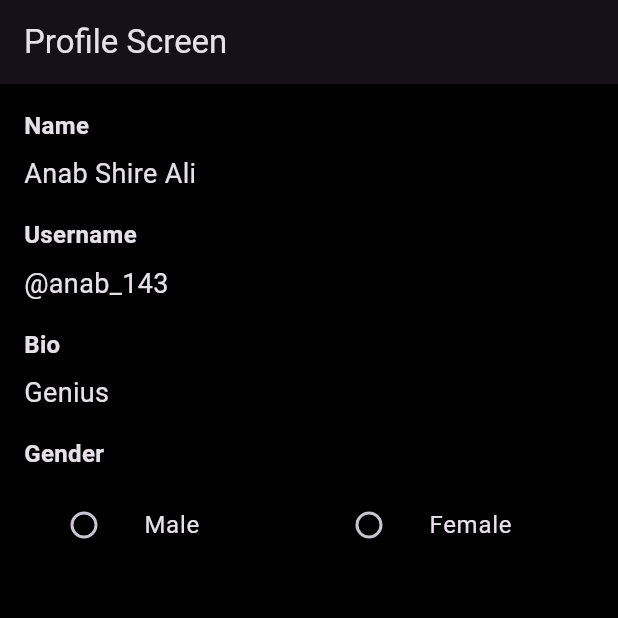
After one commit to moh123adan/Movieverse, a Flutter app: the ProfileScreen screen opened directly, on a phone screen of 412 x 824 dp, the top half of it. The commit adds this screen. Run offline on Flutter 3.47's test engine with Material 3 defaults, Android fonts, the light colour scheme and no system bars; our stand-ins replace flutter_dotenv, get; network calls fail.

Commit message:
added: some other packages and compo

```diff
--- /dev/null
+++ b/lib/models/user.dart
@@ -0,0 +1,43 @@
+class UserModel {
+  final String? id;
+  final String? name;
+  final String? username;
+  final String? email;
+  final String? bio;
+  final String? photoUrl;
+  final String? gender;
+
+  UserModel({
+    this.id,
+    this.name,
+    this.username,
+    this.email,
+    this.bio,
+    this.photoUrl,
+    this.gender,
+  });
+
+  factory UserModel.fromJson(Map<String, dynamic> json) {
+    return UserModel(
+      id: json['id'],
+      name: json['name'],
+      username: json['username'],
+      email: json['email'],
+      bio: json['bio'],
+      photoUrl: json['photoUrl'],
+      gender: json['gender'],
+    );
+  }
+
+  Map<String, dynamic> toJson() {
+    return {
+      'id': id,
+      'name': name,
+      'username': username,
+      'email': email,
+      'bio': bio,
+      'photoUrl': photoUrl,
+      'gender': gender,
+    };
+  }
+}
--- /dev/null
+++ b/lib/views/screens/profile_screen.dart
@@ -0,0 +1,120 @@
+import 'package:flutter/material.dart';
+
+class ProfileScreen extends StatefulWidget {
+  const ProfileScreen({super.key});
+
+  @override
+  _ProfileScreenState createState() => _ProfileScreenState();
+}
+
+class _ProfileScreenState extends State<ProfileScreen> {
+  String? selectedGender;
+
+  @override
+  Widget build(BuildContext context) {
+    return Scaffold(
+      appBar: AppBar(
+        title: Text('Profile Screen'),
+      ),
+      body: Padding(
+        padding: const EdgeInsets.all(16.0),
+        child: Column(
+          crossAxisAlignment: CrossAxisAlignment.start,
+          children: [
+            Text(
+              'Name',
+              style: TextStyle(
+                fontSize: 16,
+                fontWeight: FontWeight.bold,
+              ),
+            ),
+            SizedBox(height: 8),
+            Text(
+              'Anab Shire Ali',
+              style: TextStyle(
+                fontSize: 18,
+              ),
+            ),
+            SizedBox(height: 16),
+            Text(
+              'Username',
+              style: TextStyle(
+                fontSize: 16,
+                fontWeight: FontWeight.bold,
+              ),
+            ),
+            SizedBox(height: 8),
+            Text(
+              '@anab_143',
+              style: TextStyle(
+                fontSize: 18,
+              ),
+            ),
+            SizedBox(height: 16),
+            Text(
+              'Bio',
+              style: TextStyle(
+                fontSize: 16,
+                fontWeight: FontWeight.bold,
+              ),
+            ),
+            SizedBox(height: 8),
+            Text(
+              'Genius',
+              style: TextStyle(
+                fontSize: 18,
+              ),
+            ),
+            SizedBox(height: 16),
+            Text(
+              'Gender',
+              style: TextStyle(
+                fontSize: 16,
+                fontWeight: FontWeight.bold,
+              ),
+            ),
+            SizedBox(height: 8),
+            Row(
+              children: [
+                Expanded(
+                  child: ListTile(
+                    title: Text('Male'),
+                    leading: Radio<String>(
+                      value: 'Male',
+                      groupValue: selectedGender,
+                      onChanged: (String? value) {
+                        setState(() {
+                          selectedGender = value;
+                        });
+                      },
+                    ),
+                  ),
+                ),
+                Expanded(
+                  child: ListTile(
+                    title: Text('Female'),
+                    leading: Radio<String>(
+                      value: 'Female',
+                      groupValue: selectedGender,
+                      onChanged: (String? value) {
+                        setState(() {
+                          selectedGender = value;
+                        });
+                      },
+                    ),
+                  ),
+                ),
+              ],
+            ),
+          ],
+        ),
+      ),
+    );
+  }
+}
+
+void main() {
+  runApp(MaterialApp(
+    home: ProfileScreen(),
+  ));
+}
--- a/pubspec.yaml
+++ b/pubspec.yaml
@@ -35,6 +35,11 @@ dependencies:
   flutter_dotenv: ^5.0.2
   url_launcher: ^6.1.14
   provider: ^6.0.3
+  firebase_core: ^2.15.1
+  firebase_auth: ^4.7.3
+  cloud_firestore: ^4.8.5
+  firebase_storage: ^11.2.6
+  image_picker: ^1.0.4
   # youtube_player_flutter: ^8.1.2
   # google_fonts: ^3.0.1
   # cached_network_image: ^3.2.0
```
Also changed, not shown: lib/views/screens/favorite_screen.dart (+45 -1 lines), pubspec.lock.
